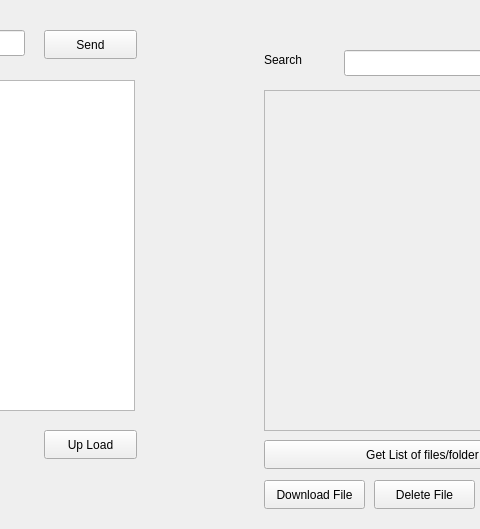
This is Testing/mainwindow.ui in Lewis3579/NetWork as Qt 5 draws it before an edit; both pictures show x 436 to 916 and y 0 to 529 of the 1189 by 772 pixel window. The edited form follows.
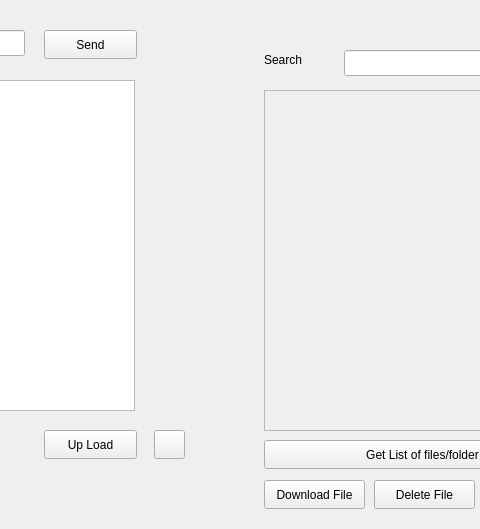
This is the edited form.

Patch:
```diff
--- a/Testing/mainwindow.ui
+++ b/Testing/mainwindow.ui
@@ -137,7 +137,7 @@
      <rect>
       <x>700</x>
       <y>50</y>
-      <width>63</width>
+      <width>51</width>
       <height>20</height>
      </rect>
     </property>
@@ -282,6 +282,19 @@
      </rect>
     </property>
    </widget>
+   <widget class="QPushButton" name="pushButton_12">
+    <property name="geometry">
+     <rect>
+      <x>590</x>
+      <y>430</y>
+      <width>31</width>
+      <height>29</height>
+     </rect>
+    </property>
+    <property name="text">
+     <string/>
+    </property>
+   </widget>
   </widget>
   <widget class="QMenuBar" name="menubar">
    <property name="geometry">
```
